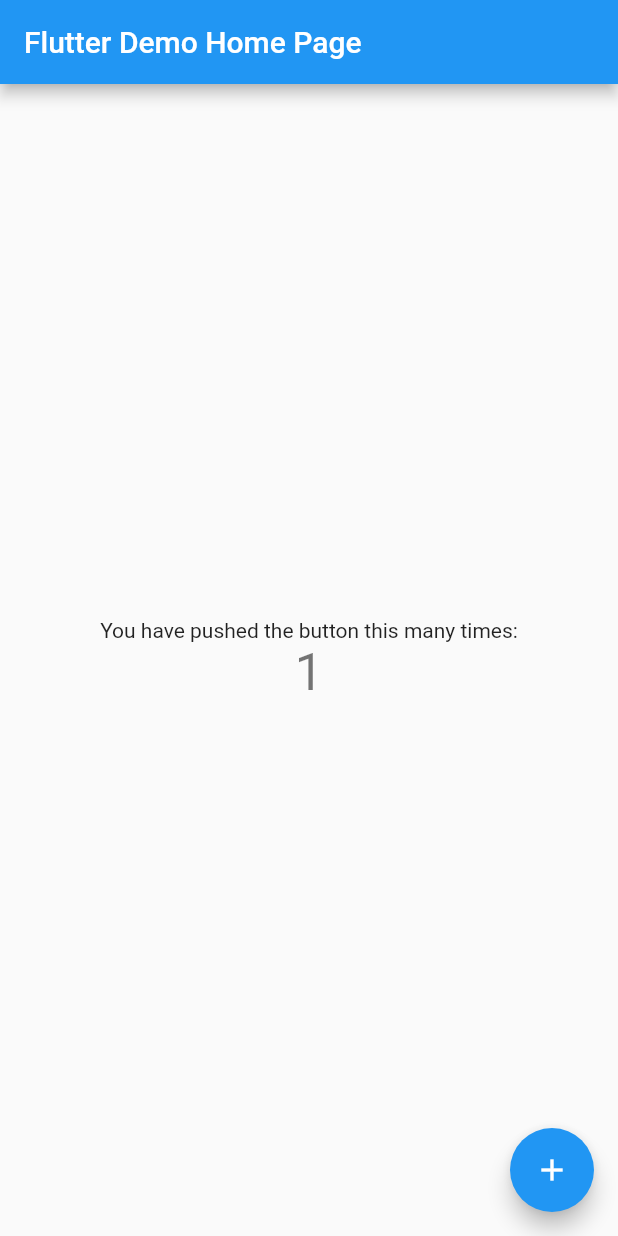
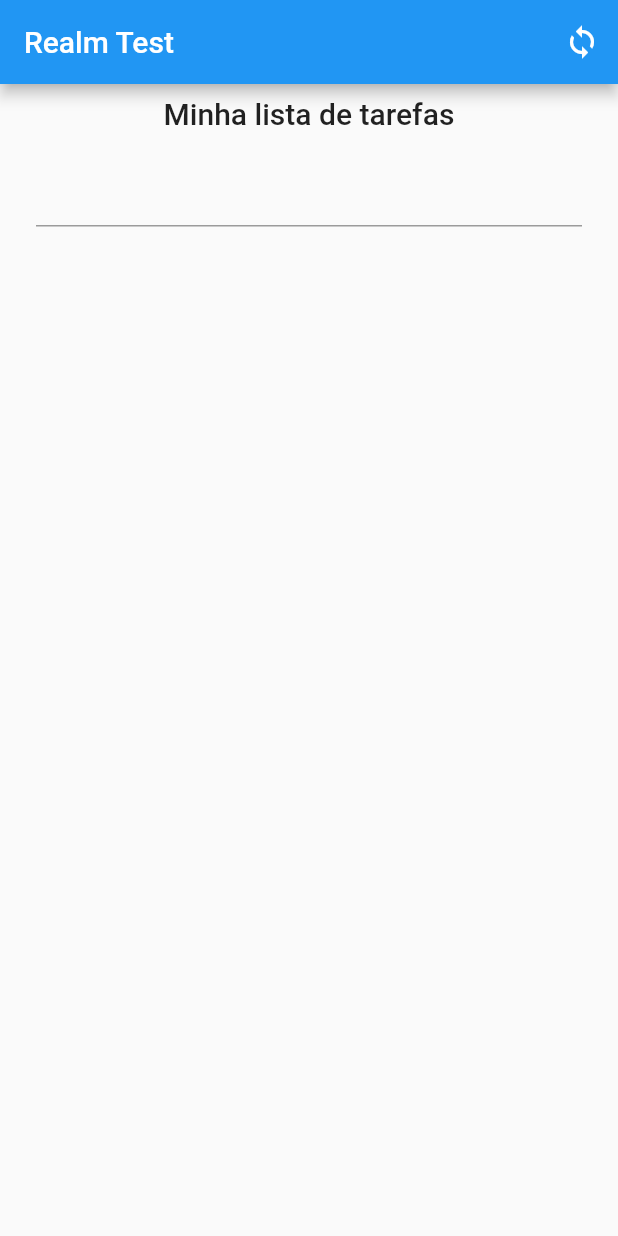
Before and after one commit to arcbueno/test_realm_flutter, a Flutter app: the screen it shows after launch, after a tap on the "add" icon, on a phone screen of 412 x 824 dp. Run offline on Flutter 3.47's test engine with Material 2 defaults, Android fonts, the phone set to English and light mode, and no system bars; our stand-ins replace cloud_firestore, firebase_core, realm; accounts and stored records are empty; generated files the repository leaves out were written again.

Commit message:
Realm working

```diff
--- /dev/null
+++ b/test_realm/lib/db/task_db.dart
@@ -0,0 +1,24 @@
+import 'package:realm/realm.dart';
+import 'package:test_realm/models/task/task.dart';
+
+class TaskDb {
+  late final Configuration config;
+  late final Realm realm;
+
+  TaskDb() {
+    config = Configuration.local([Task.schema]);
+    realm = Realm(config);
+  }
+
+  Task add(Task task) {
+    var taskCreated = realm.write<Task>(() {
+      realm.add(task);
+      return task;
+    });
+    return taskCreated;
+  }
+
+  List<Task> getAll() {
+    return realm.all<Task>().toList();
+  }
+}
--- a/test_realm/lib/main.dart
+++ b/test_realm/lib/main.dart
@@ -1,6 +1,13 @@
 import 'package:flutter/material.dart';
+import 'package:test_realm/pages/home/home.page.dart';
+import 'package:firebase_core/firebase_core.dart';
+import 'firebase_options.dart';
 
-void main() {
+void main() async {
+  WidgetsFlutterBinding.ensureInitialized();
+  await Firebase.initializeApp(
+    options: DefaultFirebaseOptions.currentPlatform,
+  );
   runApp(const MyApp());
 }
 
@@ -11,105 +18,11 @@ class MyApp extends StatelessWidget {
   @override
   Widget build(BuildContext context) {
     return MaterialApp(
-      title: 'Flutter Demo',
+      title: 'Realm test',
       theme: ThemeData(
-        // This is the theme of your application.
-        //
-        // Try running your application with "flutter run". You'll see the
-        // application has a blue toolbar. Then, without quitting the app, try
-        // changing the primarySwatch below to Colors.green and then invoke
-        // "hot reload" (press "r" in the console where you ran "flutter run",
-        // or simply save your changes to "hot reload" in a Flutter IDE).
-        // Notice that the counter didn't reset back to zero; the application
-        // is not restarted.
         primarySwatch: Colors.blue,
       ),
-      home: const MyHomePage(title: 'Flutter Demo Home Page'),
+      home: const HomePage(),
     );
   }
 }
-
-class MyHomePage extends StatefulWidget {
-  const MyHomePage({super.key, required this.title});
-
-  // This widget is the home page of your application. It is stateful, meaning
-  // that it has a State object (defined below) that contains fields that affect
-  // how it looks.
-
-  // This class is the configuration for the state. It holds the values (in this
-  // case the title) provided by the parent (in this case the App widget) and
-  // used by the build method of the State. Fields in a Widget subclass are
-  // always marked "final".
-
-  final String title;
-
-  @override
-  State<MyHomePage> createState() => _MyHomePageState();
-}
-
-class _MyHomePageState extends State<MyHomePage> {
-  int _counter = 0;
-
-  void _incrementCounter() {
-    setState(() {
-      // This call to setState tells the Flutter framework that something has
-      // changed in this State, which causes it to rerun the build method below
-      // so that the display can reflect the updated values. If we changed
-      // _counter without calling setState(), then the build method would not be
-      // called again, and so nothing would appear to happen.
-      _counter++;
-    });
-  }
-
-  @override
-  Widget build(BuildContext context) {
-    // This method is rerun every time setState is called, for instance as done
-    // by the _incrementCounter method above.
-    //
-    // The Flutter framework has been optimized to make rerunning build methods
-    // fast, so that you can just rebuild anything that needs updating rather
-    // than having to individually change instances of widgets.
-    return Scaffold(
-      appBar: AppBar(
-        // Here we take the value from the MyHomePage object that was created by
-        // the App.build method, and use it to set our appbar title.
-        title: Text(widget.title),
-      ),
-      body: Center(
-        // Center is a layout widget. It takes a single child and positions it
-        // in the middle of the parent.
-        child: Column(
-          // Column is also a layout widget. It takes a list of children and
-          // arranges them vertically. By default, it sizes itself to fit its
-          // children horizontally, and tries to be as tall as its parent.
-          //
-          // Invoke "debug painting" (press "p" in the console, choose the
-          // "Toggle Debug Paint" action from the Flutter Inspector in Android
-          // Studio, or the "Toggle Debug Paint" command in Visual Studio Code)
-          // to see the wireframe for each widget.
-          //
-          // Column has various properties to control how it sizes itself and
-          // how it positions its children. Here we use mainAxisAlignment to
-          // center the children vertically; the main axis here is the vertical
-          // axis because Columns are vertical (the cross axis would be
-          // horizontal).
-          mainAxisAlignment: MainAxisAlignment.center,
-          children: <Widget>[
-            const Text(
-              'You have pushed the button this many times:',
-            ),
-            Text(
-              '$_counter',
-              style: Theme.of(context).textTheme.headlineMedium,
-            ),
-          ],
-        ),
-      ),
-      floatingActionButton: FloatingActionButton(
-        onPressed: _incrementCounter,
-        tooltip: 'Increment',
-        child: const Icon(Icons.add),
-      ), // This trailing comma makes auto-formatting nicer for build methods.
-    );
-  }
-}
--- /dev/null
+++ b/test_realm/lib/models/result/result.dart
@@ -0,0 +1,7 @@
+class Result<T> {
+  late final String? error;
+  late final T? value;
+  bool get success => error == null;
+
+  Result({this.error, this.value});
+}
--- /dev/null
+++ b/test_realm/lib/models/task/task.dart
@@ -0,0 +1,31 @@
+import 'package:cloud_firestore/cloud_firestore.dart';
+import 'package:realm/realm.dart'; // import realm package
+part 'task.g.dart'; // declare a part file.
+
+@RealmModel()
+class _Task {
+  @PrimaryKey()
+  late ObjectId localId;
+  String? remoteId;
+  late String title;
+  late String? description;
+  bool done = false;
+}
+
+extension TaskJ on Task {
+  Map<String, dynamic> toJson() => {
+        'title': title,
+        'description': description,
+        'done': done,
+      };
+}
+
+Task taskJsonToRealmObject(DocumentSnapshot<Map<String, dynamic>> doc) {
+  return Task(
+    ObjectId(),
+    doc.data()!["title"],
+    description: doc.data()?["description"],
+    done: doc.data()?["done"] ?? false,
+    remoteId: doc.id,
+  );
+}
--- /dev/null
+++ b/test_realm/lib/pages/home/home.page.dart
@@ -0,0 +1,141 @@
+import 'package:flutter/material.dart';
+import 'package:realm/realm.dart';
+import 'package:test_realm/models/task/task.dart';
+import 'package:test_realm/repositories/task_repository.dart';
+
+class HomePage extends StatefulWidget {
+  const HomePage({
+    super.key,
+  });
+
+  @override
+  State<HomePage> createState() => _HomePageState();
+}
+
+class _HomePageState extends State<HomePage> {
+  bool isSyncing = false;
+  bool isLoading = false;
+  bool isWriting = false;
+  late final TaskRepository _repository;
+  List<Task> allTasks = <Task>[];
+
+  @override
+  void initState() {
+    _repository = TaskRepository();
+    _getTasks();
+    super.initState();
+  }
+
+  @override
+  Widget build(BuildContext context) {
+    return Scaffold(
+      appBar: AppBar(
+        title: const Text('Realm Test'),
+        actions: [
+          if (isSyncing)
+            const CircularProgressIndicator()
+          else
+            IconButton(
+              icon: const Icon(Icons.sync),
+              onPressed: () async {
+                setState(() {
+                  setState(() {
+                    isWriting = false;
+                    isLoading = false;
+                    isSyncing = true;
+                  });
+                });
+                var result = await _repository.sync();
+                setState(() {
+                  setState(() {
+                    isWriting = false;
+                    isLoading = false;
+                    isSyncing = false;
+                  });
+                });
+                if (!result.success) {
+                  print(result.error);
+                }
+              },
+            )
+        ],
+      ),
+      body: Stack(
+        children: [
+          Padding(
+            padding: const EdgeInsets.all(8.0),
+            child: Column(
+              children: <Widget>[
+                Text(
+                  'Minha lista de tarefas',
+                  style: Theme.of(context).textTheme.titleLarge,
+                ),
+                ListView.builder(
+                  shrinkWrap: true,
+                  itemCount: allTasks.length,
+                  itemBuilder: (context, index) {
+                    var item = allTasks[index];
+                    return ListTile(
+                      tileColor: item.done ? Colors.green.shade200 : null,
+                      title: Text(item.title),
+                    );
+                  },
+                ),
+                if (!isWriting)
+                  ListTile(
+                    leading: const Icon(Icons.add),
+                    onTap: () {
+                      setState(() {
+                        setState(() {
+                          isWriting = true;
+                          isLoading = false;
+                          isSyncing = false;
+                        });
+                      });
+                    },
+                  )
+                else
+                  Padding(
+                    padding: const EdgeInsets.all(16.0),
+                    child: TextFormField(
+                      onFieldSubmitted: (String value) {
+                        setState(() {
+                          isWriting = false;
+                          isLoading = true;
+                          isSyncing = false;
+                        });
+                        var newTask = Task(ObjectId(), value);
+                        _repository.addTask(newTask);
+                        setState(() {
+                          isWriting = false;
+                          isLoading = false;
+                          isSyncing = false;
+                        });
+                        _getTasks();
+                      },
+                    ),
+                  ),
+              ],
+            ),
+          ),
+          if (isLoading)
+            const Center(
+              child: CircularProgressIndicator(),
+            ),
+        ],
+      ),
+      // This trailing comma makes auto-formatting nicer for build methods.
+    );
+  }
+
+  _getTasks() {
+    var result = _repository.getAll();
+    if (!result.success) {
+      allTasks = [];
+      print(result.error);
+    } else {
+      allTasks = result.value ?? [];
+    }
+    setState(() {});
+  }
+}
--- /dev/null
+++ b/test_realm/lib/remote/task_remote.dart
@@ -0,0 +1,35 @@
+import 'package:cloud_firestore/cloud_firestore.dart';
+import 'package:test_realm/models/task/task.dart';
+
+class TaskRemote {
+  static const String collectionName = 'Tasks';
+  late final FirebaseFirestore remoteDb;
+  TaskRemote() {
+    remoteDb = FirebaseFirestore.instance;
+  }
+
+  Future<void> add(Task task) async {
+    var result = await remoteDb.collection(collectionName).add(task.toJson());
+    print('Created task with id: ${result.id}');
+  }
+
+  Future<void> addAll(List<Task> tasks) async {
+    await remoteDb.collection(collectionName).get().then((snapshot) {
+      for (DocumentSnapshot ds in snapshot.docs) {
+        ds.reference.delete();
+      }
+    });
+    for (var element in tasks) {
+      await add(element);
+    }
+  }
+
+  Future<List<Task>> getAll() async {
+    List<Task> allTasks = <Task>[];
+    var result = await remoteDb.collection(collectionName).get();
+    for (var element in result.docs) {
+      allTasks.add(taskJsonToRealmObject(element));
+    }
+    return allTasks;
+  }
+}
--- /dev/null
+++ b/test_realm/lib/repositories/task_repository.dart
@@ -0,0 +1,41 @@
+import 'package:test_realm/db/task_db.dart';
+import 'package:test_realm/models/result/result.dart';
+import 'package:test_realm/models/task/task.dart';
+import 'package:test_realm/remote/task_remote.dart';
+
+class TaskRepository {
+  late final TaskDb _taskDb;
+  late final TaskRemote _taskRemote;
+
+  TaskRepository()
+      : _taskDb = TaskDb(),
+        _taskRemote = TaskRemote();
+
+  Result addTask(Task task) {
+    try {
+      _taskDb.add(task);
+      return Result();
+    } catch (e) {
+      return Result(error: e.toString());
+    }
+  }
+
+  Result<List<Task>> getAll() {
+    try {
+      var result = _taskDb.getAll();
+      return Result<List<Task>>(value: result);
+    } catch (e) {
+      return Result(error: e.toString());
+    }
+  }
+
+  Future<Result> sync() async {
+    try {
+      var result = _taskDb.getAll();
+      await _taskRemote.addAll(result);
+      return Result();
+    } catch (e) {
+      return Result(error: e.toString());
+    }
+  }
+}
--- a/test_realm/pubspec.yaml
+++ b/test_realm/pubspec.yaml
@@ -32,12 +32,15 @@ dependencies:
     sdk: flutter
 
   firebase_core:
-  cloud_firestore:
+  realm: ^1.2.0
 
 
   # The following adds the Cupertino Icons font to your application.
   # Use with the CupertinoIcons class for iOS style icons.
   cupertino_icons: ^1.0.2
+  cloud_firestore: ^4.8.1
+  uuid: ^3.0.7
+
 
 dev_dependencies:
   flutter_test:
```
Also changed, not shown: test_realm/lib/models/task/task.g.dart (added), test_realm/pubspec.lock, 7 other files.
